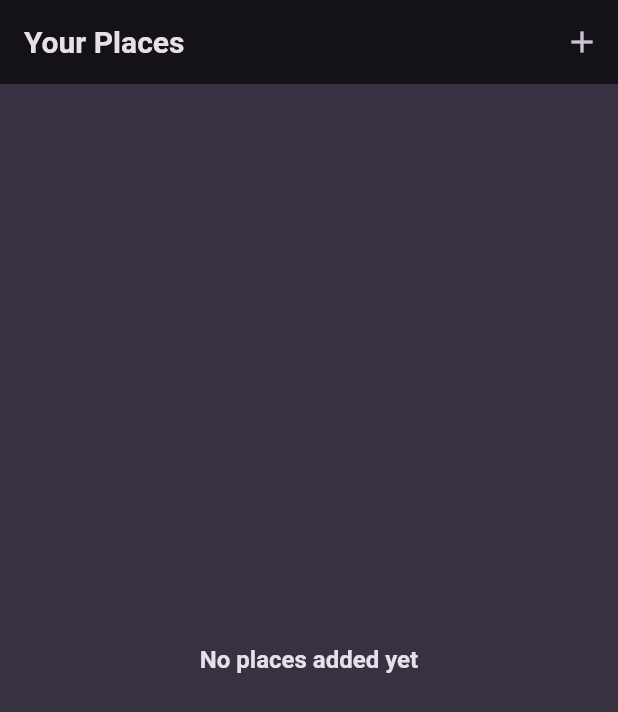
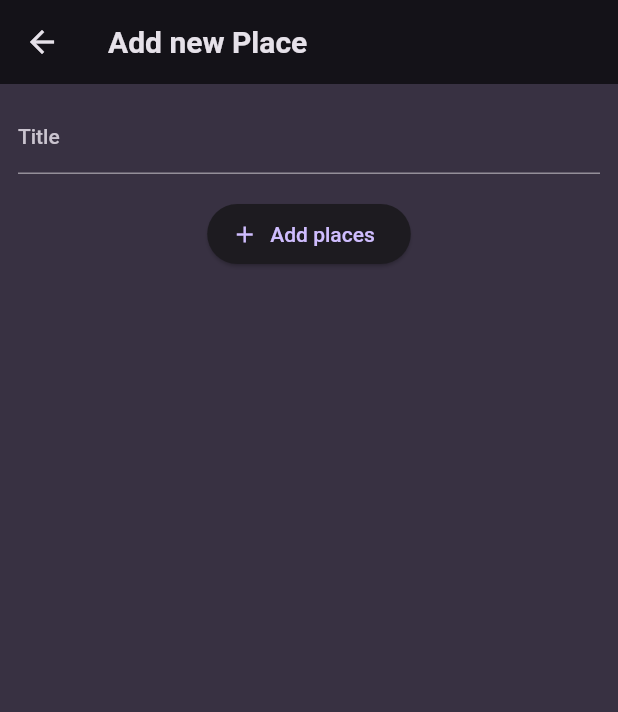
Before and after one commit to yusera-ansari-at-git/favorite_places, a Flutter app: the screen it shows after launch, after a tap on the "add" icon, on a phone screen of 412 x 824 dp. Shown: the top 712 px of the screen. Run offline on Flutter 3.47's test engine with Material 2 defaults, Android fonts, the phone set to English and light mode, and no system bars; our stand-ins replace flutter_riverpod, google_fonts.

Commit message:
238. Adding Places with Provider & Displaying Places (Challenge)

```diff
--- a/lib/main.dart
+++ b/lib/main.dart
@@ -1,6 +1,7 @@
 import 'package:favorite_places/models/place.dart';
 import 'package:favorite_places/screens/places.dart';
 import 'package:flutter/material.dart';
+import 'package:flutter_riverpod/flutter_riverpod.dart';
 
 import 'package:google_fonts/google_fonts.dart';
 import 'package:uuid/uuid.dart';
@@ -30,7 +31,7 @@ final theme = ThemeData().copyWith(
 
 void main() {
   runApp(
-    const MyApp(),
+    const ProviderScope(child: MyApp()),
   );
 }
 
--- /dev/null
+++ b/lib/providers/user_places.dart
@@ -0,0 +1,16 @@
+import 'package:favorite_places/models/place.dart';
+import 'package:flutter/material.dart';
+import 'package:flutter_riverpod/flutter_riverpod.dart';
+
+class UserPlacesNotifier extends StateNotifier<List<Place>> {
+  UserPlacesNotifier() : super(const []);
+  void addPlace(String title) {
+    final newPlace = Place(title: title);
+    state = [...state, newPlace];
+  }
+}
+
+final userPlaceProvider =
+    StateNotifierProvider<UserPlacesNotifier, List<Place>>(
+  (ref) => UserPlacesNotifier(),
+);
--- a/lib/screens/add_place.dart
+++ b/lib/screens/add_place.dart
@@ -0,0 +1,57 @@
+import 'package:favorite_places/providers/user_places.dart';
+import 'package:flutter/material.dart';
+import 'package:flutter_riverpod/flutter_riverpod.dart';
+
+class AddPlaceScreen extends ConsumerStatefulWidget {
+  const AddPlaceScreen({super.key});
+  @override
+  ConsumerState<AddPlaceScreen> createState() {
+    return _AddPlaceScreenState();
+  }
+}
+
+class _AddPlaceScreenState extends ConsumerState<AddPlaceScreen> {
+  final _titleController = TextEditingController();
+  void _savePlace() {
+    final enteredText = _titleController.text;
+    if (enteredText.isEmpty) {
+      return;
+    }
+    ref.read(userPlaceProvider.notifier).addPlace(enteredText);
+    Navigator.pop(context);
+  }
+
+  @override
+  void dispose() {
+    // TODO: implement dispose
+    _titleController.dispose();
+    super.dispose();
+  }
+
+  @override
+  Widget build(BuildContext context) {
+    return Scaffold(
+      appBar: AppBar(
+        title: const Text("Add new Place"),
+      ),
+      body: SingleChildScrollView(
+          padding: EdgeInsets.all(12),
+          child: Column(
+            children: [
+              TextField(
+                decoration: InputDecoration(labelText: 'Title'),
+                controller: _titleController,
+                style: TextStyle(
+                    color: Theme.of(context).colorScheme.onBackground),
+              ),
+              SizedBox(height: 16),
+              ElevatedButton.icon(
+                icon: const Icon(Icons.add),
+                onPressed: _savePlace,
+                label: Text('Add places'),
+              ),
+            ],
+          )),
+    );
+  }
+}
--- a/lib/screens/places.dart
+++ b/lib/screens/places.dart
@@ -1,24 +1,37 @@
+import 'package:favorite_places/providers/user_places.dart';
+import 'package:favorite_places/screens/add_place.dart';
 import 'package:favorite_places/widgets/places_list.dart';
 import 'package:flutter/material.dart';
+import 'package:flutter_riverpod/flutter_riverpod.dart';
 
-class PlacesScreen extends StatelessWidget {
+class PlacesScreen extends ConsumerWidget {
   const PlacesScreen({super.key});
 
   @override
-  Widget build(BuildContext context) {
+  Widget build(BuildContext context, WidgetRef ref) {
+    final userPlaces = ref.watch(userPlaceProvider);
     return Scaffold(
       appBar: AppBar(
         title: Text("Your Places"),
         actions: [
           IconButton(
-            onPressed: () {},
+            onPressed: () {
+              Navigator.push(
+                context,
+                MaterialPageRoute(
+                  builder: (context) {
+                    return AddPlaceScreen();
+                  },
+                ),
+              );
+            },
             icon: Icon(
               Icons.add,
             ),
           ),
         ],
       ),
-      body: PlacesList(places: []),
+      body: PlacesList(places: userPlaces),
     );
   }
 }
--- a/pubspec.yaml
+++ b/pubspec.yaml
@@ -32,6 +32,7 @@ dependencies:
     sdk: flutter
   google_fonts: ^6.1.0
   uuid: ^4.1.0
+  flutter_riverpod: ^2.4.5
 
   # The following adds the Cupertino Icons font to your application.
   # Use with the CupertinoIcons class for iOS style icons.
```
Also changed, not shown: pubspec.lock.
